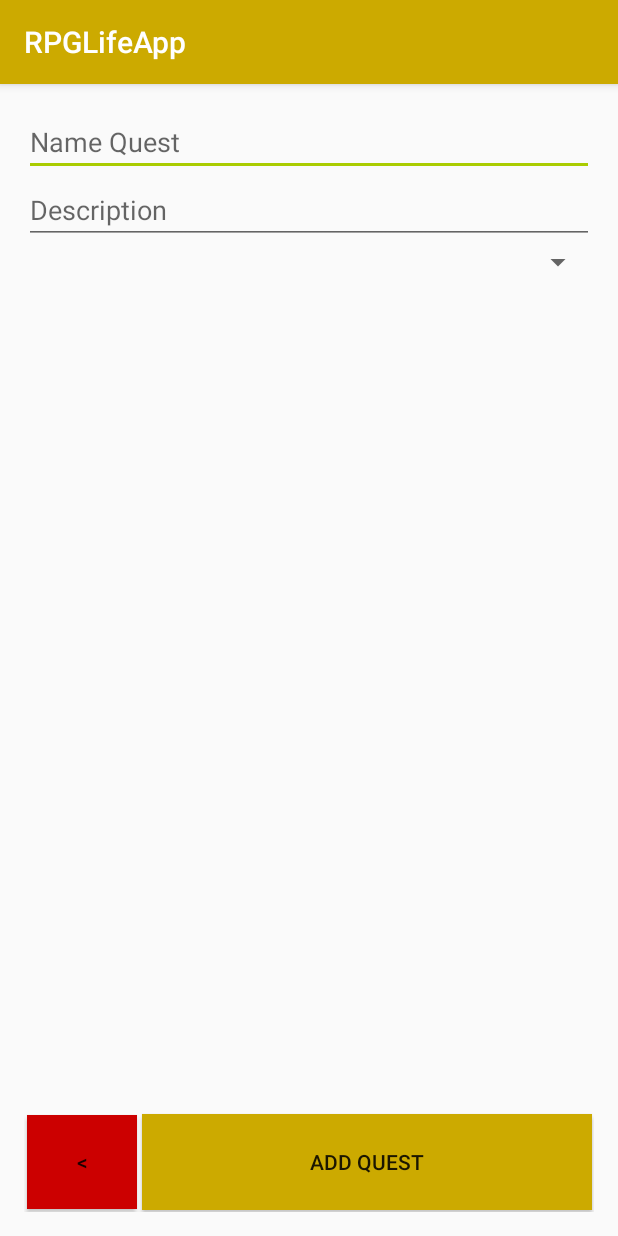
After one commit to SvenDub/RPGLifeApp, an Android app: the AddQuestActivity screen opened directly, with no data from a screen before it, on a phone screen of 412 x 824 dp. The commit adds this screen. Run offline under Robolectric (Android 15) with nearby library versions, the phone set to English and light mode, and no system bars; our stand-ins replace data binding.

Commit message:
AddQuestActivity added; altered styles

```diff
--- a/app/src/main/AndroidManifest.xml
+++ b/app/src/main/AndroidManifest.xml
@@ -24,7 +24,8 @@
             </intent-filter>
         </activity>
         <activity android:name=".MainMenuActivity" />
-        <activity android:name=".QuestLogActivity"></activity>
+        <activity android:name=".QuestLogActivity" />
+        <activity android:name=".AddQuestActivity"></activity>
     </application>
 
 </manifest>
--- /dev/null
+++ b/app/src/main/java/questionablequality/rpglifeapp/AddQuestActivity.java
@@ -0,0 +1,26 @@
+package questionablequality.rpglifeapp;
+
+import android.databinding.DataBindingUtil;
+import android.support.v7.app.AppCompatActivity;
+import android.os.Bundle;
+import android.view.View;
+
+import questionablequality.rpglifeapp.databinding.ActivityAddQuestBinding;
+
+public class AddQuestActivity extends AppCompatActivity {
+
+    ActivityAddQuestBinding binding;
+
+    @Override
+    protected void onCreate(Bundle savedInstanceState) {
+        super.onCreate(savedInstanceState);
+        binding = DataBindingUtil.setContentView(this, R.layout.activity_add_quest);
+
+        binding.QuestAddBackButton.setOnClickListener(new View.OnClickListener() {
+            @Override
+            public void onClick(View v) {
+                finish();
+            }
+        });
+    }
+}
--- a/app/src/main/java/questionablequality/rpglifeapp/MainMenuActivity.java
+++ b/app/src/main/java/questionablequality/rpglifeapp/MainMenuActivity.java
@@ -2,15 +2,11 @@ package questionablequality.rpglifeapp;
 
 import android.content.Intent;
 import android.databinding.DataBindingUtil;
-import android.graphics.Bitmap;
-import android.graphics.BitmapFactory;
-import android.media.MediaPlayer;
 import android.os.Bundle;
 import android.support.v7.app.AppCompatActivity;
 import android.view.View;
 import questionablequality.rpglifeapp.data.*;
 
-import questionablequality.rpglifeapp.data.Character;
 import questionablequality.rpglifeapp.databinding.ActivityMainMenuBinding;
 
 public class MainMenuActivity extends AppCompatActivity {
--- a/app/src/main/java/questionablequality/rpglifeapp/QuestLogActivity.java
+++ b/app/src/main/java/questionablequality/rpglifeapp/QuestLogActivity.java
@@ -1,5 +1,6 @@
 package questionablequality.rpglifeapp;
 
+import android.content.Intent;
 import android.databinding.DataBindingUtil;
 import android.support.v7.app.AppCompatActivity;
 import android.os.Bundle;
@@ -29,6 +30,13 @@ public class QuestLogActivity extends AppCompatActivity {
 
             }
         });
+        binding.BtnAddQuest.setOnClickListener(new View.OnClickListener() {
+            @Override
+            public void onClick(View v) {
+                Intent intent = new Intent(QuestLogActivity.this, AddQuestActivity.class);
+                startActivity(intent);
+            }
+        });
 
         //binds the adapter containing the quests.
         QuestProvider QP = new QuestProvider(this);
--- a/app/src/main/java/questionablequality/rpglifeapp/data/Character.java
+++ b/app/src/main/java/questionablequality/rpglifeapp/data/Character.java
@@ -3,6 +3,8 @@ package questionablequality.rpglifeapp.data;
 import android.content.Context;
 import android.graphics.Bitmap;
 import android.graphics.BitmapFactory;
+
+import java.util.*;
 
 import questionablequality.rpglifeapp.R;
 
@@ -13,10 +15,12 @@ import questionablequality.rpglifeapp.R;
 public class Character {
     private Bitmap bmp;
     private int charnumber;
+    private List<Quest> quests;
 
     public Character(Context c, int charnumber){
         this.bmp = BitmapFactory.decodeResource(c.getResources(), R.drawable.character_spritesheet);
         this.charnumber = charnumber;
+        quests = new ArrayList<Quest>();
     }
 
     /**
--- /dev/null
+++ b/app/src/main/res/layout/activity_add_quest.xml
@@ -0,0 +1,86 @@
+<?xml version="1.0" encoding="utf-8"?>
+<layout
+    xmlns:android="http://schemas.android.com/apk/res/android"
+    xmlns:tools="http://schemas.android.com/tools">
+<LinearLayout
+    android:id="@+id/activity_add_quest"
+    android:layout_width="match_parent"
+    android:layout_height="match_parent"
+    android:paddingBottom="@dimen/activity_vertical_margin"
+    android:paddingLeft="@dimen/activity_horizontal_margin"
+    android:paddingRight="@dimen/activity_horizontal_margin"
+    android:paddingTop="@dimen/activity_vertical_margin"
+    tools:context="questionablequality.rpglifeapp.AddQuestActivity"
+    android:orientation="vertical">
+
+    <TableLayout
+        android:layout_width="match_parent"
+        android:layout_height="match_parent"
+        android:layout_weight="1">
+
+        <TableRow
+            android:layout_width="match_parent"
+            android:layout_height="wrap_content" >
+
+            <EditText
+                android:layout_width="match_parent"
+                android:layout_height="wrap_content"
+                android:inputType="textPersonName"
+                android:ems="10"
+                android:id="@+id/TxtQuestName"
+                android:hint="Name Quest"
+                android:layout_weight="1" />
+        </TableRow>
+
+        <TableRow
+            android:layout_width="match_parent"
+            android:layout_height="wrap_content" >
+
+            <EditText
+                android:layout_width="wrap_content"
+                android:layout_height="wrap_content"
+                android:inputType="textPersonName"
+                android:ems="10"
+                android:id="@+id/TxtQuestDescription"
+                android:hint="Description"
+                android:layout_weight="1" />
+        </TableRow>
+
+        <TableRow
+            android:layout_width="match_parent"
+            android:layout_height="wrap_content" >
+
+            <Spinner
+                android:layout_width="match_parent"
+                android:layout_height="wrap_content"
+                android:id="@+id/QuestType"
+                android:layout_weight="1" />
+        </TableRow>
+
+        <TableRow
+            android:layout_width="match_parent"
+            android:layout_height="wrap_content" />
+    </TableLayout>
+
+    <LinearLayout
+        android:orientation="horizontal"
+        android:layout_width="match_parent"
+        android:layout_height="match_parent"
+        android:gravity="bottom"
+        android:layout_weight="10">
+
+        <Button
+            android:layout_weight="1"
+            style="@style/BackButton"
+            android:id="@+id/QuestAddBackButton" />
+
+        <Button
+            android:text="Add Quest"
+            android:id="@+id/AddQuestButton"
+            android:layout_weight="1"
+            style="@style/DefaultButton" />
+
+    </LinearLayout>
+
+</LinearLayout>
+</layout>
--- a/app/src/main/res/layout/activity_quest_log.xml
+++ b/app/src/main/res/layout/activity_quest_log.xml
@@ -42,8 +42,6 @@
 
                 <Button style="@style/DefaultButton"
                     android:text="Filter"
-                    android:layout_width="match_parent"
-                    android:layout_height="match_parent"
                     android:id="@+id/BtnFilter"
                     android:layout_weight="1" />
             </LinearLayout>
--- /dev/null
+++ b/app/src/main/res/values-v21/styles.xml
@@ -0,0 +1,9 @@
+<resources>
+
+    <style name="AppTheme.NoActionBar">
+        <item name="windowActionBar">false</item>
+        <item name="windowNoTitle">true</item>
+        <item name="android:windowDrawsSystemBarBackgrounds">true</item>
+        <item name="android:statusBarColor">@android:color/transparent</item>
+    </style>
+</resources>
--- a/app/src/main/res/values/dimens.xml
+++ b/app/src/main/res/values/dimens.xml
@@ -2,4 +2,5 @@
     <!-- Default screen margins, per the Android Design guidelines. -->
     <dimen name="activity_horizontal_margin">16dp</dimen>
     <dimen name="activity_vertical_margin">16dp</dimen>
+    <dimen name="fab_margin">16dp</dimen>
 </resources>
--- a/app/src/main/res/values/strings.xml
+++ b/app/src/main/res/values/strings.xml
@@ -15,4 +15,5 @@
     <string name="action_guild">Guild</string>
     <string name="action_other">Other</string>
     <string name="action_options">Options</string>
+    <string name="title_activity_add_quest">AddQuestActivity</string>
 </resources>
--- a/app/src/main/res/values/styles.xml
+++ b/app/src/main/res/values/styles.xml
@@ -17,9 +17,12 @@
     <style name="DefaultButton" parent="Base.Widget.AppCompat.Button">
         <item name="android:background">@color/DefaultColor</item>
         <item name="android:layout_margin">1dp</item>
+        <item name="android:layout_width">match_parent</item>
+        <item name="android:layout_height">match_parent</item>
     </style>
 
     <style name="BackButton" parent="Base.Widget.AppCompat.Button">
+        <item name="android:layout_weight">1</item>
         <item name="android:layout_height">match_parent</item>
         <item name="android:layout_width">150dp</item>
         <item name="android:layout_margin">2dp</item>
@@ -27,4 +30,13 @@
         <item name="android:text">&lt;</item>
     </style>
 
+    <style name="AppTheme.NoActionBar">
+        <item name="windowActionBar">false</item>
+        <item name="windowNoTitle">true</item>
+    </style>
+
+    <style name="AppTheme.AppBarOverlay" parent="ThemeOverlay.AppCompat.Dark.ActionBar" />
+
+    <style name="AppTheme.PopupOverlay" parent="ThemeOverlay.AppCompat.Light" />
+
 </resources>
```
